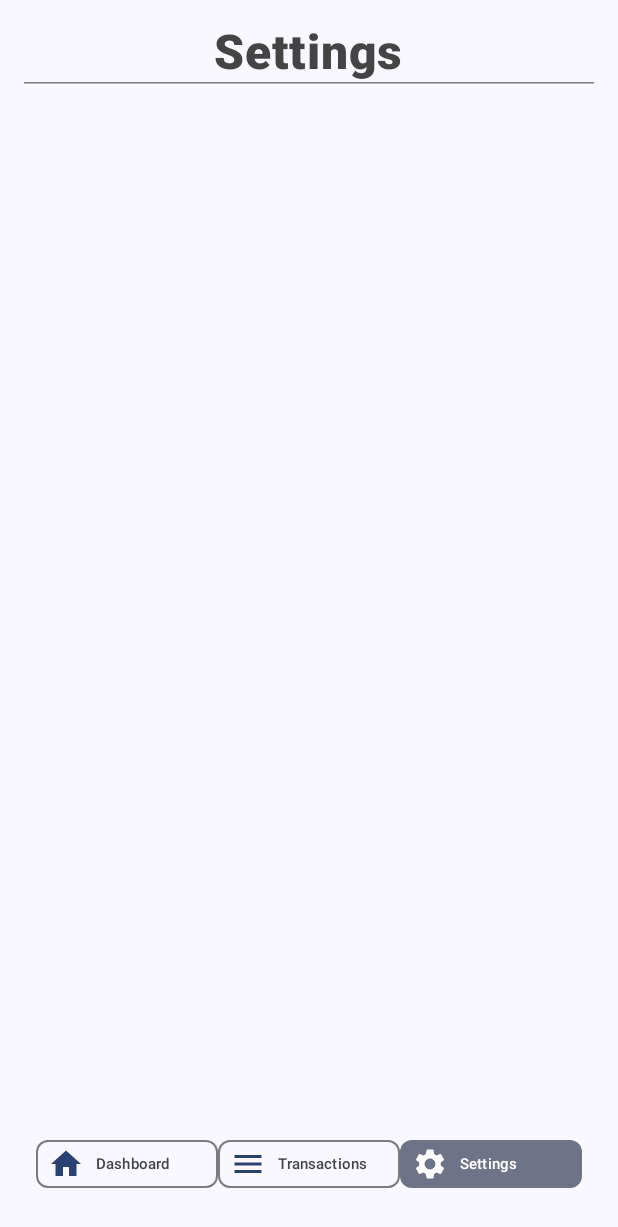
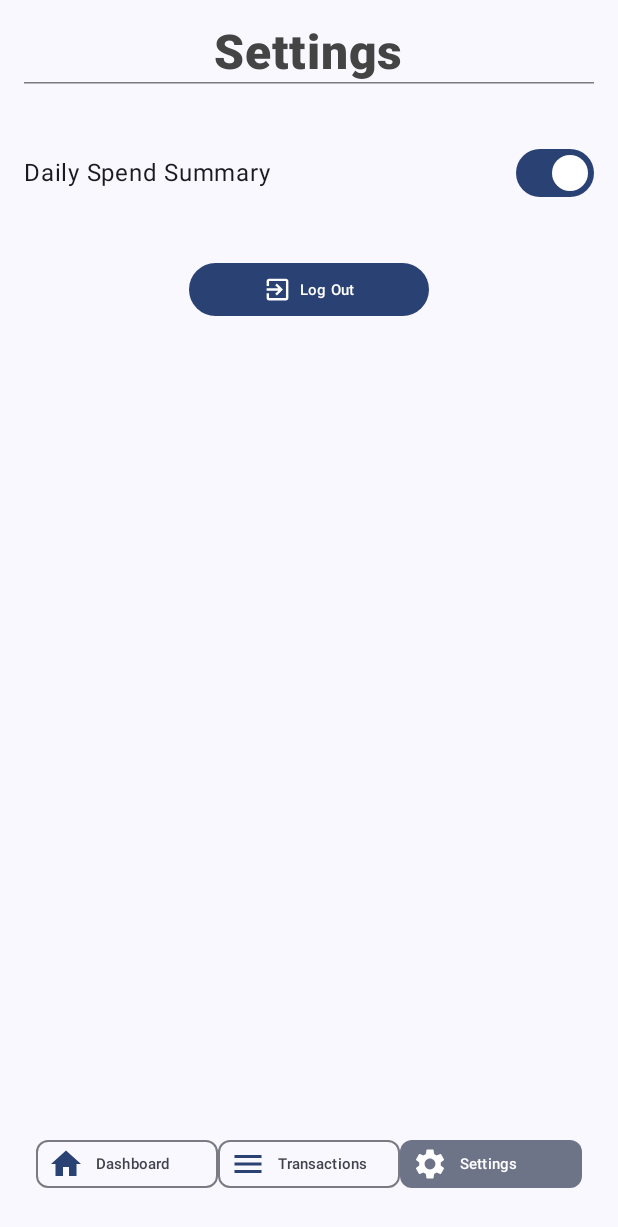
Before and after one commit to KyleFlynn1/FinanceTracker-AndroidApp, an Android app built with Jetpack Compose: the SettingsScreen screen opened through its navigation route, on a phone screen of 412 x 824 dp. Shown: the top 1227 px of the screen. Run offline under Robolectric (Android 15) with nearby library versions, the phone set to English and light mode, and no system bars.

```diff
--- a/app/build.gradle.kts
+++ b/app/build.gradle.kts
@@ -49,6 +49,7 @@ dependencies {
     implementation(libs.androidx.activity.compose)
     implementation(libs.androidx.compose.material3)
     implementation(libs.androidx.compose.material.icons.extended.android)
+    implementation(libs.androidx.work.runtime.ktx)
 
     // Compose
     implementation(platform(libs.androidx.compose.bom))
--- a/app/src/main/AndroidManifest.xml
+++ b/app/src/main/AndroidManifest.xml
@@ -1,7 +1,7 @@
 <?xml version="1.0" encoding="utf-8"?>
 <manifest xmlns:android="http://schemas.android.com/apk/res/android"
     xmlns:tools="http://schemas.android.com/tools">
-
+    <uses-permission android:name="android.permission.POST_NOTIFICATIONS"/>
     <application
         android:name=".FinanceTrackerApplication"
         android:allowBackup="true"
--- a/app/src/main/java/com/example/financetracker/FinanceScreen.kt
+++ b/app/src/main/java/com/example/financetracker/FinanceScreen.kt
@@ -6,7 +6,6 @@ import androidx.compose.material.icons.filled.ArrowBack
 import androidx.compose.material3.*
 import androidx.compose.runtime.Composable
 import androidx.compose.ui.Modifier
-import androidx.compose.ui.platform.LocalContext
 import androidx.navigation.NavHostController
 import androidx.navigation.compose.NavHost
 import androidx.navigation.compose.composable
@@ -20,11 +19,9 @@ import com.example.financetracker.user.UserViewModel
 import androidx.lifecycle.viewmodel.compose.viewModel
 import androidx.navigation.NavType
 import androidx.navigation.navArgument
-import com.example.financetracker.data.AppContainer
-import com.example.financetracker.data.AppDataContainer
+import com.example.financetracker.settings.SettingsScreen
 import com.example.financetracker.transaction.TransactionViewModel
 import com.example.financetracker.ui.AppViewModelProvider
-import com.example.financetracker.user.UserEntryViewModel
 
 // Top app bar composable
 @OptIn(ExperimentalMaterial3Api::class)
@@ -119,7 +116,9 @@ fun FinanceApp(
                 SettingsScreen(
                     onNavigateToHome = { navController.navigate("home") },
                     onNavigateToTransactions = { navController.navigate("transactions") },
-                    onNavigateToSettings = { navController.navigate("settings") }
+                    onNavigateToSettings = { navController.navigate("settings") },
+                    onNavigateToLogin = { navController.navigate("login") },
+                    viewModel = userViewModel
                 )
             }
         }
--- a/app/src/main/java/com/example/financetracker/MainActivity.kt
+++ b/app/src/main/java/com/example/financetracker/MainActivity.kt
@@ -1,13 +1,36 @@
 package com.example.financetracker
 
+import android.Manifest
+import android.content.pm.PackageManager
+import android.os.Build
 import android.os.Bundle
 import androidx.activity.ComponentActivity
 import androidx.activity.compose.setContent
 import androidx.activity.enableEdgeToEdge
+import androidx.activity.result.contract.ActivityResultContracts
+import androidx.core.content.ContextCompat
 import com.example.financetracker.ui.theme.FinanceTrackerTheme
 class MainActivity : ComponentActivity() {
+
+    // Get permison from the android device to allow notifications/cameras
+    private val requestPermissionLauncher = registerForActivityResult(
+        ActivityResultContracts.RequestPermission()
+    ) { isGranted: Boolean ->
+    }
+
     override fun onCreate(savedInstanceState: Bundle?) {
         super.onCreate(savedInstanceState)
+
+        if(Build.VERSION.SDK_INT >= Build.VERSION_CODES.TIRAMISU){
+            if (ContextCompat.checkSelfPermission(
+                    this,
+                    Manifest.permission.POST_NOTIFICATIONS
+                ) != PackageManager.PERMISSION_GRANTED
+                ){
+                requestPermissionLauncher.launch(Manifest.permission.POST_NOTIFICATIONS)
+            }
+        }
+
         enableEdgeToEdge()
         setContent {
             FinanceTrackerTheme {
--- a/app/src/main/java/com/example/financetracker/data/TransactionDAO.kt
+++ b/app/src/main/java/com/example/financetracker/data/TransactionDAO.kt
@@ -40,6 +40,9 @@ interface TransactionDAO {
     @Query("SELECT SUM(CASE WHEN type = 'Income' THEN amount ELSE -amount END) FROM transactions WHERE userId = :userId")
     fun getBalance(userId: Int): Flow<Double?>
 
+    @Query(""" SELECT SUM(amount) FROM transactions WHERE userId = :userId AND type = 'Expense' AND date >= :startOfDay AND date < :endOfDay""")
+    fun getTodayTotalExpenses(userId: Int, startOfDay: Long, endOfDay: Long): Flow<Double?>
+
     @Query("DELETE FROM transactions WHERE userId = :userId")
     suspend fun deleteAllTransactionsByUserId(userId: Int)
 }
--- a/app/src/main/java/com/example/financetracker/data/TransactionsRepository.kt
+++ b/app/src/main/java/com/example/financetracker/data/TransactionsRepository.kt
@@ -25,6 +25,11 @@ interface TransactionsRepository {
 
     fun getBalance(userId: Int): Flow<Double?>
 
+    fun getTodayTotalExpenses(userId: Int): Flow<Double?>
+
+
     // User management
     suspend fun deleteAllTransactionsByUserId(userId: Int)
+
+
 }
--- a/app/src/main/java/com/example/financetracker/SettingsScreen.kt
+++ b/app/src/main/java/com/example/financetracker/settings/SettingsScreen.kt
@@ -1,6 +1,5 @@
-package com.example.financetracker
+package com.example.financetracker.settings
 
-import androidx.compose.foundation.background
 import androidx.compose.foundation.layout.Arrangement
 import androidx.compose.foundation.layout.Column
 import androidx.compose.foundation.layout.Row
@@ -9,24 +8,15 @@ import androidx.compose.foundation.layout.fillMaxSize
 import androidx.compose.foundation.layout.fillMaxWidth
 import androidx.compose.foundation.layout.height
 import androidx.compose.foundation.layout.padding
-import androidx.compose.foundation.layout.size
 import androidx.compose.foundation.layout.width
 import androidx.compose.foundation.shape.RoundedCornerShape
 import androidx.compose.material.icons.Icons
-import androidx.compose.material.icons.filled.Check
-import androidx.compose.material.icons.filled.Delete
-import androidx.compose.material.icons.filled.Home
-import androidx.compose.material.icons.filled.Menu
-import androidx.compose.material.icons.filled.Settings
-import androidx.compose.material.icons.filled.Star
+import androidx.compose.material.icons.filled.ExitToApp
 import androidx.compose.material3.Button
-import androidx.compose.material3.FilterChip
 import androidx.compose.material3.HorizontalDivider
 import androidx.compose.material3.Icon
-import androidx.compose.material3.OutlinedTextField
-import androidx.compose.material3.SegmentedButton
-import androidx.compose.material3.SegmentedButtonDefaults
-import androidx.compose.material3.SingleChoiceSegmentedButtonRow
+import androidx.compose.material3.OutlinedButton
+import androidx.compose.material3.Switch
 import androidx.compose.material3.Text
 import androidx.compose.runtime.Composable
 import androidx.compose.runtime.getValue
@@ -36,19 +26,34 @@ import androidx.compose.runtime.setValue
 import androidx.compose.ui.Alignment
 import androidx.compose.ui.Modifier
 import androidx.compose.ui.graphics.Color
+import androidx.compose.ui.platform.LocalContext
 import androidx.compose.ui.text.font.FontWeight
 import androidx.compose.ui.tooling.preview.Preview
 import androidx.compose.ui.unit.dp
 import androidx.compose.ui.unit.sp
+import androidx.lifecycle.viewmodel.compose.viewModel
+import androidx.work.OneTimeWorkRequestBuilder
+import androidx.work.WorkManager
+import androidx.work.workDataOf
+import com.example.financetracker.NavButtons
 import com.example.financetracker.ui.theme.FinanceTrackerTheme
+import com.example.financetracker.user.UserViewModel
+import com.example.financetracker.workers.FinanceWorker
 
 @Composable
 fun SettingsScreen(modifier: Modifier = Modifier,
                    onNavigateToHome: () -> Unit = {},
                    onNavigateToTransactions: () -> Unit = {},
-                   onNavigateToSettings: () -> Unit = {}) {
+                   onNavigateToSettings: () -> Unit = {},
+                   onNavigateToLogin: () -> Unit = {},
+                   viewModel: UserViewModel) {
 
+    val settingViewModel: SettingViewModel = viewModel()
+    val context = LocalContext.current
     var selectedScreen by remember { mutableStateOf("settings") }
+
+    var summaryEnabled by remember { mutableStateOf(true) }
+
 
     Column(
         modifier = modifier
@@ -65,6 +70,53 @@ fun SettingsScreen(modifier: Modifier = Modifier,
                 .align(Alignment.CenterHorizontally)
         )
         HorizontalDivider()
+
+        Spacer(Modifier.height(35.dp))
+
+        Row(
+            modifier = Modifier
+                .fillMaxWidth(),
+            horizontalArrangement = Arrangement.SpaceBetween,
+            verticalAlignment = Alignment.CenterVertically
+        ) {
+            Text("Daily Spend Summary")
+            Switch(
+                checked = summaryEnabled,
+                onCheckedChange = { enabled ->
+                    summaryEnabled = enabled
+                    val userId = viewModel.currentUser.value!!.id
+
+                    if (enabled) {
+                        settingViewModel.enableDailySummary(context, userId)
+                    } else {
+                        settingViewModel.disableDailySummary(context)
+                    }
+
+                    // Comment out beloww to not have a noti everytime you use switch its very demonstration
+                    val testWork = OneTimeWorkRequestBuilder<FinanceWorker>()
+                        .setInputData(workDataOf("USER_ID" to userId))
+                        .build()
+                    WorkManager.getInstance(context).enqueue(testWork)
+                },
+            )
+        }
+
+        Spacer(Modifier.height(35.dp))
+
+        Button(
+            onClick = {
+                viewModel.logoutUser()
+                onNavigateToLogin()
+            },
+            modifier = Modifier
+                .width(160.dp)
+                .height(35.dp),
+            shape = RoundedCornerShape(30.dp)
+        ) {
+            Icon(Icons.Default.ExitToApp, contentDescription = null)
+            Spacer(Modifier.width(5.dp))
+            Text("Log Out", fontSize = 10.sp)
+        }
     }
     Column(
         modifier = Modifier
@@ -89,6 +141,6 @@ fun SettingsScreen(modifier: Modifier = Modifier,
 @Composable
 fun SettingsScreenPreview() {
     FinanceTrackerTheme {
-        SettingsScreen()
+        //SettingsScreen()
     }
 }
--- a/gradle/libs.versions.toml
+++ b/gradle/libs.versions.toml
@@ -15,6 +15,7 @@ room = "2.8.4"
 runtime = "1.10.0"
 sqlite = "2.6.2"
 ksp = "2.2.10-2.0.2"
+workRuntimeKtx = "2.11.0"
 
 [libraries]
 androidx-compose-material-icons-extended-android = { module = "androidx.compose.material:material-icons-extended-android", version.ref = "materialIconsExtendedAndroid" }
@@ -22,6 +23,7 @@ androidx-core-ktx = { group = "androidx.core", name = "core-ktx", version.ref =
 androidx-room-runtime = { group = "androidx.room", name = "room-runtime", version.ref = "room" }
 androidx-room-ktx = { group = "androidx.room", name = "room-ktx", version.ref = "room" }
 androidx-room-compiler = { group = "androidx.room", name = "room-compiler", version.ref = "room" }
+androidx-work-runtime-ktx = { module = "androidx.work:work-runtime-ktx", version.ref = "workRuntimeKtx" }
 junit = { group = "junit", name = "junit", version.ref = "junit" }
 androidx-junit = { group = "androidx.test.ext", name = "junit", version.ref = "junitVersion" }
 androidx-espresso-core = { group = "androidx.test.espresso", name = "espresso-core", version.ref = "espressoCore" }
```
Also changed, not shown: app/src/main/java/com/example/financetracker/data/OfflineTransactionsRepository.kt (+18 -0 lines), app/src/main/java/com/example/financetracker/settings/SettingViewModel.kt (added, +36 -0 lines), app/src/main/java/com/example/financetracker/workers/FinanceWorker.kt (added, +94 -0 lines).
